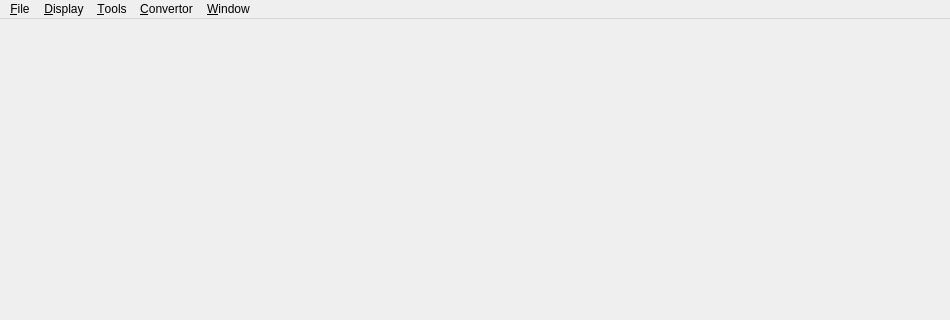
Qt form src/app/mainwindow.ui (Atharva-4/meyo) before a commit; both pictures show x 0 to 950 and y 0 to 320 of the 950 by 791 pixel window.
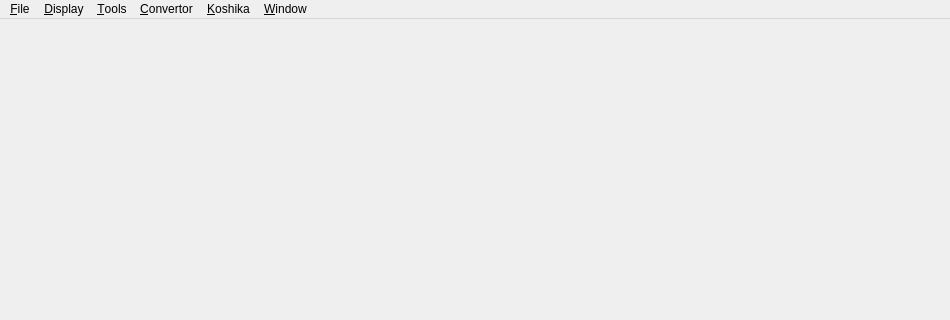
The same form after that commit.

Diff of the .ui file:
```diff
--- a/src/app/mainwindow.ui
+++ b/src/app/mainwindow.ui
@@ -76,12 +76,19 @@
 			</widget>
 			<widget class="QMenu" name="menuKoshika">
 				<property name="title">
+					<string>&amp;Koshika</string>
+				</property>
+			</widget>
+			<widget class="QMenu" name="menuConvertor">
+			<property name="title">
 					<string>&amp;Convertor</string>
 				</property>
 			</widget>
+
 			<addaction name="menu_File"/>
 			<addaction name="menu_Display"/>
 			<addaction name="menu_Tools"/>
+			<addaction name="menuConvertor"/>
 			<addaction name="menuKoshika"/>
 			<addaction name="menu_Window"/>
 		</widget>
```
Lines whose indentation alone changed are shown as unchanged.
